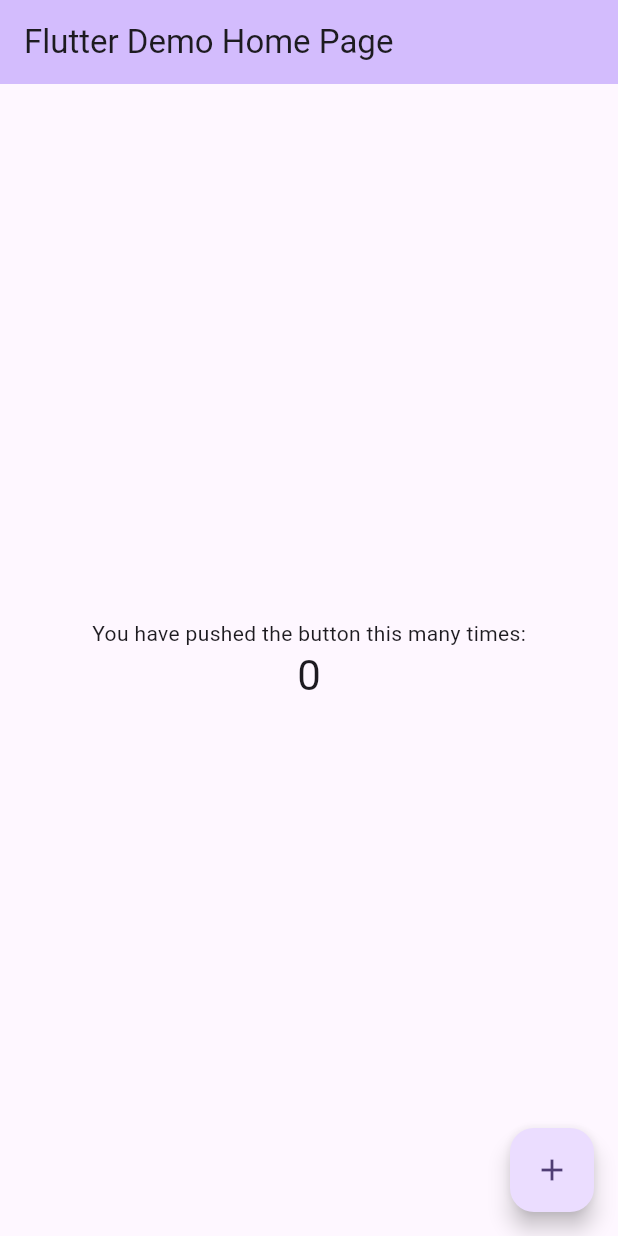
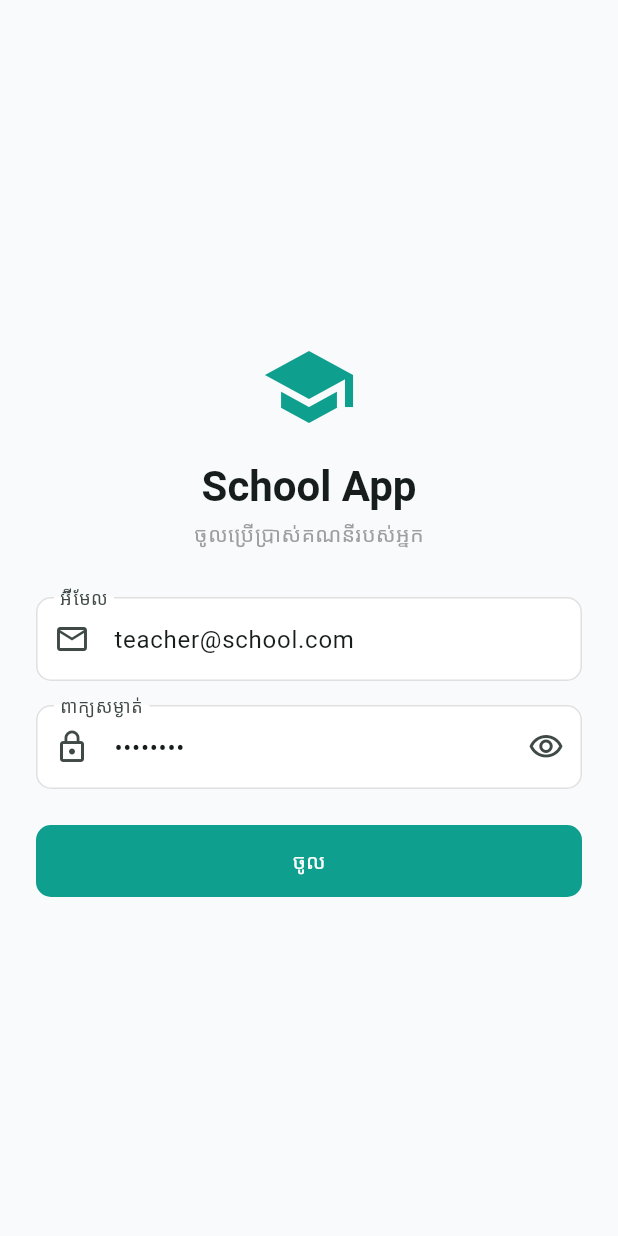
Before and after one commit to Ratha-gift/school-app-, a Flutter app: the screen it shows after launch, on a phone screen of 412 x 824 dp. Run offline on Flutter 3.47's test engine with Material 3 defaults, Android fonts, the phone set to English and light mode, and no system bars; our stand-ins replace dio, flutter_secure_storage, google_fonts; Roboto replaces fonts that are missing (Kantumruy Pro).

Commit message:
Flutter login flow with Sanctum token and auto-login

```diff
--- /dev/null
+++ b/mobile/lib/core/api_client.dart
@@ -0,0 +1,50 @@
+import 'package:dio/dio.dart';
+import 'package:flutter_secure_storage/flutter_secure_storage.dart';
+
+/// One shared Dio instance + secure storage for the whole app.
+///
+/// Usage: `ApiClient.instance.dio.get('/me')`
+class ApiClient {
+  // Private constructor: only this file can create an ApiClient.
+  ApiClient._() {
+    dio.interceptors.add(
+      InterceptorsWrapper(
+        // Runs before every request: attach the saved token (if any).
+        onRequest: (options, handler) async {
+          final token = await storage.read(key: tokenKey);
+          if (token != null) {
+            options.headers['Authorization'] = 'Bearer $token';
+          }
+          handler.next(options);
+        },
+      ),
+    );
+  }
+
+  /// The single shared instance (singleton).
+  static final ApiClient instance = ApiClient._();
+
+  /// Key used to store the Sanctum token in secure storage.
+  static const tokenKey = 'token';
+
+  // NOTE: 127.0.0.1 works for Linux desktop / iOS simulator / web.
+  // The Android emulator needs http://10.0.2.2:8000/api instead.
+  static const baseUrl = 'http://127.0.0.1:8000/api';
+
+  final Dio dio = Dio(
+    BaseOptions(
+      baseUrl: baseUrl,
+      connectTimeout: const Duration(seconds: 10),
+      receiveTimeout: const Duration(seconds: 10),
+      // Laravel returns JSON errors (not HTML redirects) with this header.
+      headers: {'Accept': 'application/json'},
+    ),
+  );
+
+  final FlutterSecureStorage storage = const FlutterSecureStorage();
+
+  Future<String?> readToken() => storage.read(key: tokenKey);
+  Future<void> saveToken(String token) =>
+      storage.write(key: tokenKey, value: token);
+  Future<void> deleteToken() => storage.delete(key: tokenKey);
+}
--- /dev/null
+++ b/mobile/lib/core/theme.dart
@@ -0,0 +1,59 @@
+import 'package:flutter/material.dart';
+import 'package:google_fonts/google_fonts.dart';
+
+/// All app colors in one place.
+class AppColors {
+  static const primary = Color(0xFF0F9F8F); // teal
+  static const background = Color(0xFFF8FAFC); // slate-50
+  static const navy = Color(0xFF020617); // slate-950
+  static const error = Color(0xFFDC2626); // red-600
+}
+
+/// Builds the app-wide Material 3 theme.
+ThemeData buildAppTheme() {
+  final base = ThemeData(
+    useMaterial3: true,
+    colorScheme: ColorScheme.fromSeed(
+      seedColor: AppColors.primary,
+      primary: AppColors.primary,
+      error: AppColors.error,
+    ),
+    scaffoldBackgroundColor: AppColors.background,
+  );
+
+  // Border shared by all text field states; only the color changes.
+  OutlineInputBorder border(Color color, [double width = 1]) =>
+      OutlineInputBorder(
+        borderRadius: BorderRadius.circular(10),
+        borderSide: BorderSide(color: color, width: width),
+      );
+
+  return base.copyWith(
+    // Kantumruy Pro supports both Khmer and Latin characters.
+    textTheme: GoogleFonts.kantumruyProTextTheme(base.textTheme),
+    appBarTheme: AppBarTheme(
+      backgroundColor: AppColors.navy,
+      foregroundColor: Colors.white, // title + icon color
+      titleTextStyle: GoogleFonts.kantumruyPro(
+        color: Colors.white,
+        fontSize: 20,
+        fontWeight: FontWeight.w600,
+      ),
+    ),
+    inputDecorationTheme: InputDecorationTheme(
+      filled: true,
+      fillColor: Colors.white,
+      border: border(Colors.grey.shade300),
+      enabledBorder: border(Colors.grey.shade300),
+      focusedBorder: border(AppColors.primary, 2),
+      errorBorder: border(AppColors.error),
+      focusedErrorBorder: border(AppColors.error, 2),
+    ),
+    filledButtonTheme: FilledButtonThemeData(
+      style: FilledButton.styleFrom(
+        minimumSize: const Size.fromHeight(48), // full width, 48px tall
+        shape: RoundedRectangleBorder(borderRadius: BorderRadius.circular(10)),
+      ),
+    ),
+  );
+}
--- /dev/null
+++ b/mobile/lib/features/auth/login_screen.dart
@@ -0,0 +1,173 @@
+import 'package:flutter/material.dart';
+
+import '../../core/theme.dart';
+import '../home/home_screen.dart';
+import 'auth_service.dart';
+
+class LoginScreen extends StatefulWidget {
+  const LoginScreen({super.key});
+
+  @override
+  State<LoginScreen> createState() => _LoginScreenState();
+}
+
+class _LoginScreenState extends State<LoginScreen> {
+  final _formKey = GlobalKey<FormState>();
+  final _authService = AuthService();
+
+  // TODO: remove the prefilled credentials before release.
+  final _emailController = TextEditingController(text: 'teacher@school.com');
+  final _passwordController = TextEditingController(text: 'password');
+
+  bool _loading = false; // true while the request is running
+  bool _obscurePassword = true; // hide password by default
+  String? _error; // error message shown under the fields
+
+  @override
+  void dispose() {
+    // Controllers must be disposed to free resources.
+    _emailController.dispose();
+    _passwordController.dispose();
+    super.dispose();
+  }
+
+  Future<void> _submit() async {
+    // Ignore extra taps / Enter presses while already loading.
+    if (_loading) return;
+    // Run the validators; stop if any field is invalid.
+    if (!_formKey.currentState!.validate()) return;
+
+    setState(() {
+      _loading = true;
+      _error = null;
+    });
+
+    try {
+      final user = await _authService.login(
+        _emailController.text.trim(),
+        _passwordController.text,
+      );
+      // The widget may have been removed while we were waiting.
+      if (!mounted) return;
+      // Replace the login screen so "back" doesn't return to it.
+      Navigator.of(context).pushReplacement(
+        MaterialPageRoute(builder: (_) => HomeScreen(user: user)),
+      );
+    } on AuthException catch (e) {
+      if (!mounted) return;
+      setState(() {
+        _error = e.message;
+        _loading = false;
+      });
+    }
+  }
+
+  @override
+  Widget build(BuildContext context) {
+    final textTheme = Theme.of(context).textTheme;
+
+    return Scaffold(
+      body: Center(
+        child: SingleChildScrollView(
+          padding: const EdgeInsets.all(24),
+          child: ConstrainedBox(
+            constraints: const BoxConstraints(maxWidth: 400),
+            child: Form(
+              key: _formKey,
+              child: Column(
+                crossAxisAlignment: CrossAxisAlignment.stretch,
+                children: [
+                  const Icon(Icons.school, size: 64, color: AppColors.primary),
+                  const SizedBox(height: 16),
+                  Text(
+                    'School App',
+                    textAlign: TextAlign.center,
+                    style: textTheme.headlineMedium?.copyWith(
+                      fontWeight: FontWeight.bold,
+                    ),
+                  ),
+                  const SizedBox(height: 4),
+                  Text(
+                    'ចូលប្រើប្រាស់គណនីរបស់អ្នក',
+                    textAlign: TextAlign.center,
+                    style: textTheme.bodyMedium?.copyWith(color: Colors.grey),
+                  ),
+                  const SizedBox(height: 32),
+
+                  // Email field
+                  TextFormField(
+                    controller: _emailController,
+                    keyboardType: TextInputType.emailAddress,
+                    textInputAction: TextInputAction.next, // Enter -> next
+                    decoration: const InputDecoration(
+                      labelText: 'អ៊ីមែល',
+                      prefixIcon: Icon(Icons.email_outlined),
+                    ),
+                    validator: (value) {
+                      final email = value?.trim() ?? '';
+                      if (email.isEmpty) return 'សូមបញ្ចូលអ៊ីមែល';
+                      if (!email.contains('@')) return 'អ៊ីមែលមិនត្រឹមត្រូវ';
+                      return null;
+                    },
+                  ),
+                  const SizedBox(height: 16),
+
+                  // Password field with show/hide toggle
+                  TextFormField(
+                    controller: _passwordController,
+                    obscureText: _obscurePassword,
+                    textInputAction: TextInputAction.done,
+                    onFieldSubmitted: (_) => _submit(), // Enter -> submit
+                    decoration: InputDecoration(
+                      labelText: 'ពាក្យសម្ងាត់',
+                      prefixIcon: const Icon(Icons.lock_outline),
+                      suffixIcon: IconButton(
+                        icon: Icon(
+                          _obscurePassword
+                              ? Icons.visibility_outlined
+                              : Icons.visibility_off_outlined,
+                        ),
+                        onPressed: () => setState(
+                          () => _obscurePassword = !_obscurePassword,
+                        ),
+                      ),
+                    ),
+                    validator: (value) {
+                      if (value == null || value.isEmpty) {
+                        return 'សូមបញ្ចូលពាក្យសម្ងាត់';
+                      }
+                      return null;
+                    },
+                  ),
+
+                  // Error message from the server (if any)
+                  if (_error != null) ...[
+                    const SizedBox(height: 12),
+                    Text(
+                      _error!,
+                      textAlign: TextAlign.center,
+                      style: const TextStyle(color: AppColors.error),
+                    ),
+                  ],
+                  const SizedBox(height: 24),
+
+                  // Submit button: disabled (onPressed = null) while loading
+                  FilledButton(
+                    onPressed: _loading ? null : _submit,
+                    child: _loading
+                        ? const SizedBox(
+                            width: 20,
+                            height: 20,
+                            child: CircularProgressIndicator(strokeWidth: 2),
+                          )
+                        : const Text('ចូល'),
+                  ),
+                ],
+              ),
+            ),
+          ),
+        ),
+      ),
+    );
+  }
+}
--- /dev/null
+++ b/mobile/lib/features/auth/user.dart
@@ -0,0 +1,25 @@
+/// The logged-in user, as returned by the API.
+class User {
+  final int id;
+  final String name;
+  final String email;
+  final String role; // admin, teacher, parent or student
+
+  const User({
+    required this.id,
+    required this.name,
+    required this.email,
+    required this.role,
+  });
+
+  /// Builds a User from a JSON map like
+  /// {"id":1,"name":"Teacher One","email":"...","role":"teacher"}.
+  factory User.fromJson(Map<String, dynamic> json) {
+    return User(
+      id: json['id'] as int,
+      name: json['name'] as String,
+      email: json['email'] as String,
+      role: json['role'] as String,
+    );
+  }
+}
--- a/mobile/lib/main.dart
+++ b/mobile/lib/main.dart
@@ -1,122 +1,56 @@
 import 'package:flutter/material.dart';
 
+import 'core/theme.dart';
+import 'features/auth/auth_service.dart';
+import 'features/auth/login_screen.dart';
+import 'features/auth/user.dart';
+import 'features/home/home_screen.dart';
+
 void main() {
-  runApp(const MyApp());
+  runApp(const SchoolApp());
 }
 
-class MyApp extends StatelessWidget {
-  const MyApp({super.key});
+class SchoolApp extends StatelessWidget {
+  const SchoolApp({super.key});
 
-  // This widget is the root of your application.
   @override
   Widget build(BuildContext context) {
     return MaterialApp(
-      title: 'Flutter Demo',
-      theme: ThemeData(
-        // This is the theme of your application.
-        //
-        // TRY THIS: Try running your application with "flutter run". You'll see
-        // the application has a purple toolbar. Then, without quitting the app,
-        // try changing the seedColor in the colorScheme below to Colors.green
-        // and then invoke "hot reload" (save your changes or press the "hot
-        // reload" button in a Flutter-supported IDE, or press "r" if you used
-        // the command line to start the app).
-        //
-        // Notice that the counter didn't reset back to zero; the application
-        // state is not lost during the reload. To reset the state, use hot
-        // restart instead.
-        //
-        // This works for code too, not just values: Most code changes can be
-        // tested with just a hot reload.
-        colorScheme: .fromSeed(seedColor: Colors.deepPurple),
-      ),
-      home: const MyHomePage(title: 'Flutter Demo Home Page'),
+      title: 'School App',
+      debugShowCheckedModeBanner: false,
+      theme: buildAppTheme(),
+      home: const StartupScreen(),
     );
   }
 }
 
-class MyHomePage extends StatefulWidget {
-  const MyHomePage({super.key, required this.title});
-
-  // This widget is the home page of your application. It is stateful, meaning
-  // that it has a State object (defined below) that contains fields that affect
-  // how it looks.
-
-  // This class is the configuration for the state. It holds the values (in this
-  // case the title) provided by the parent (in this case the App widget) and
-  // used by the build method of the State. Fields in a Widget subclass are
-  // always marked "final".
-
-  final String title;
+/// First screen: checks the saved token, then shows Home or Login.
+class StartupScreen extends StatefulWidget {
+  const StartupScreen({super.key});
 
   @override
-  State<MyHomePage> createState() => _MyHomePageState();
+  State<StartupScreen> createState() => _StartupScreenState();
 }
 
-class _MyHomePageState extends State<MyHomePage> {
-  int _counter = 0;
-
-  void _incrementCounter() {
-    setState(() {
-      // This call to setState tells the Flutter framework that something has
-      // changed in this State, which causes it to rerun the build method below
-      // so that the display can reflect the updated values. If we changed
-      // _counter without calling setState(), then the build method would not be
-      // called again, and so nothing would appear to happen.
-      _counter++;
-    });
-  }
+class _StartupScreenState extends State<StartupScreen> {
+  // Created once when the State is created. If we called currentUser()
+  // inside build(), every rebuild would send a new /me request.
+  late final Future<User?> _userFuture = AuthService().currentUser();
 
   @override
   Widget build(BuildContext context) {
-    // This method is rerun every time setState is called, for instance as done
-    // by the _incrementCounter method above.
-    //
-    // The Flutter framework has been optimized to make rerunning build methods
-    // fast, so that you can just rebuild anything that needs updating rather
-    // than having to individually change instances of widgets.
-    return Scaffold(
-      appBar: AppBar(
-        // TRY THIS: Try changing the color here to a specific color (to
-        // Colors.amber, perhaps?) and trigger a hot reload to see the AppBar
-        // change color while the other colors stay the same.
-        backgroundColor: Theme.of(context).colorScheme.inversePrimary,
-        // Here we take the value from the MyHomePage object that was created by
-        // the App.build method, and use it to set our appbar title.
-        title: Text(widget.title),
-      ),
-      body: Center(
-        // Center is a layout widget. It takes a single child and positions it
-        // in the middle of the parent.
-        child: Column(
-          // Column is also a layout widget. It takes a list of children and
-          // arranges them vertically. By default, it sizes itself to fit its
-          // children horizontally, and tries to be as tall as its parent.
-          //
-          // Column has various properties to control how it sizes itself and
-          // how it positions its children. Here we use mainAxisAlignment to
-          // center the children vertically; the main axis here is the vertical
-          // axis because Columns are vertical (the cross axis would be
-          // horizontal).
-          //
-          // TRY THIS: Invoke "debug painting" (choose the "Toggle Debug Paint"
-          // action in the IDE, or press "p" in the console), to see the
-          // wireframe for each widget.
-          mainAxisAlignment: .center,
-          children: [
-            const Text('You have pushed the button this many times:'),
-            Text(
-              '$_counter',
-              style: Theme.of(context).textTheme.headlineMedium,
-            ),
-          ],
-        ),
-      ),
-      floatingActionButton: FloatingActionButton(
-        onPressed: _incrementCounter,
-        tooltip: 'Increment',
-        child: const Icon(Icons.add),
-      ),
+    return FutureBuilder<User?>(
+      future: _userFuture,
+      builder: (context, snapshot) {
+        // Still waiting for /me -> show a spinner.
+        if (snapshot.connectionState != ConnectionState.done) {
+          return const Scaffold(
+            body: Center(child: CircularProgressIndicator()),
+          );
+        }
+        final user = snapshot.data;
+        return user != null ? HomeScreen(user: user) : const LoginScreen();
+      },
     );
   }
 }
--- a/mobile/pubspec.yaml
+++ b/mobile/pubspec.yaml
@@ -34,6 +34,9 @@ dependencies:
   # The following adds the Cupertino Icons font to your application.
   # Use with the CupertinoIcons class for iOS style icons.
   cupertino_icons: ^1.0.8
+  dio: ^5.11.1
+  flutter_secure_storage: ^11.2.0
+  google_fonts: ^8.2.1
 
 dev_dependencies:
   flutter_test:
```
Also changed, not shown: mobile/lib/features/auth/auth_service.dart (added, +88 -0 lines), mobile/lib/features/home/home_screen.dart (added, +51 -0 lines), mobile/pubspec.lock, 3 other files.
